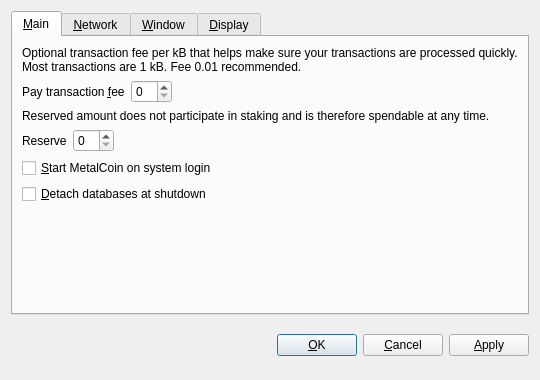
Above: src/qt/forms/optionsdialog.ui from cryptokoin/geocoin2 before the change. Below: the same form after it.
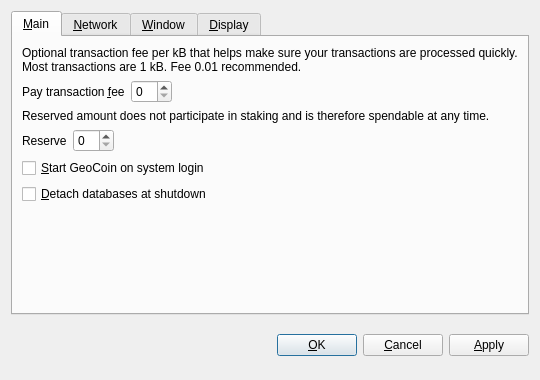
That is the form after the change. Custom widgets are drawn as their Qt base class.

The edit to the form file:
```diff
--- a/src/qt/forms/optionsdialog.ui
+++ b/src/qt/forms/optionsdialog.ui
@@ -128,7 +128,7 @@
           <string>Automatically start MetalCoin after logging in to the system.</string>
          </property>
          <property name="text">
-          <string>&amp;Start MetalCoin on system login</string>
+          <string>&amp;Start GeoCoin on system login</string>
          </property>
         </widget>
        </item>
```
Left out of the diff: 10 changed lines with no effect on the pictures.
